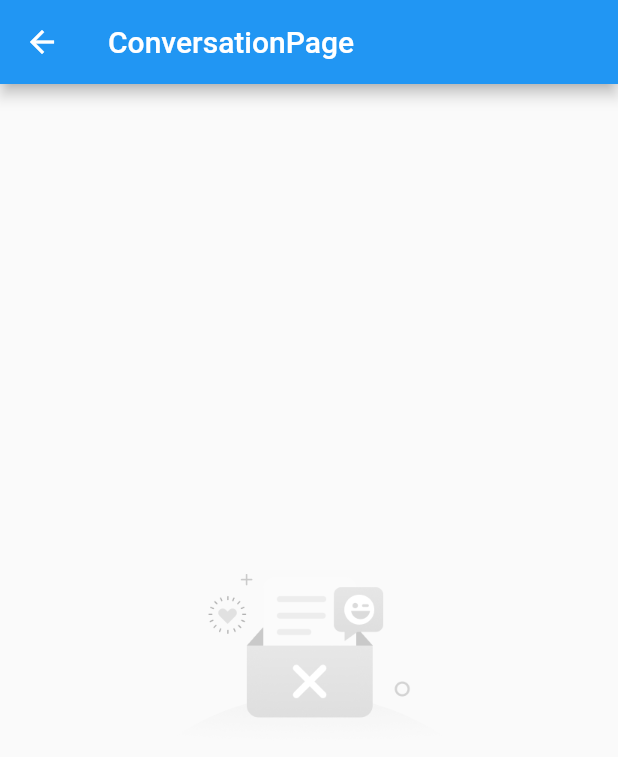
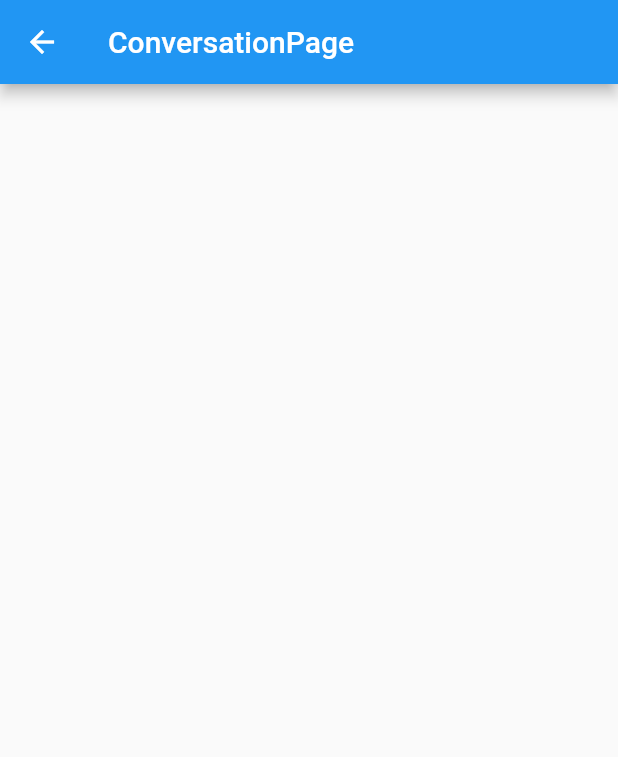
Before and after one commit to AgoraIO-Usecase/AgoraChat-UIKit-flutter, a Flutter app: the ConversationsPage screen opened directly, on a phone screen of 412 x 824 dp. Shown: the top 757 px of the screen. Run offline on Flutter 3.47's test engine with Material 2 defaults, Android fonts, the phone set to English and light mode, and no system bars; our stand-ins replace audioplayers, file_picker, image_picker; missing offline and left inert: agora_chat_sdk, record.

```diff
--- a/lib/views/chat_conversations_view/chat_conversations_view.dart
+++ b/lib/views/chat_conversations_view/chat_conversations_view.dart
@@ -171,6 +171,8 @@ class ChatConversationsView extends StatefulWidget {
   ///
   /// [nicknameBuilder] Nickname builder, which displays the userId if not set or null is returned.
   ///
+  /// [backgroundWidgetWhenListEmpty] Background widget when list is empty.
+  ///
   ChatConversationsView({
     super.key,
     this.scrollController,
@@ -188,6 +190,7 @@ class ChatConversationsView extends StatefulWidget {
     this.itemBuilder,
     this.avatarBuilder,
     this.nicknameBuilder,
+    this.backgroundWidgetWhenListEmpty,
   }) : conversationsController =
             conversationsController ?? ChatConversationsController();
 
@@ -244,6 +247,9 @@ class ChatConversationsView extends StatefulWidget {
   /// Creates a scrollable, linear array of widgets with a custom child model. For example, a custom child model can
   /// control the algorithm used to estimate the size of children that are not actually visible.
   final Clip clipBehavior;
+
+  /// Background widget when list is empty.
+  final Widget? backgroundWidgetWhenListEmpty;
 
   @override
   State<ChatConversationsView> createState() => ChatConversationsViewState();
@@ -303,9 +309,7 @@ class ChatConversationsViewState extends State<ChatConversationsView> {
     _tmpList.addAll(widget.conversationsController.conversationList);
 
     if (_tmpList.isEmpty) {
-      return Center(
-        child: ChatImageLoader.loadImage("conversation_empty.png"),
-      );
+      return widget.backgroundWidgetWhenListEmpty ?? Container();
     }
 
     return ChatSwipeAutoCloseBehavior(
```
Also changed, not shown: 1 other file.
